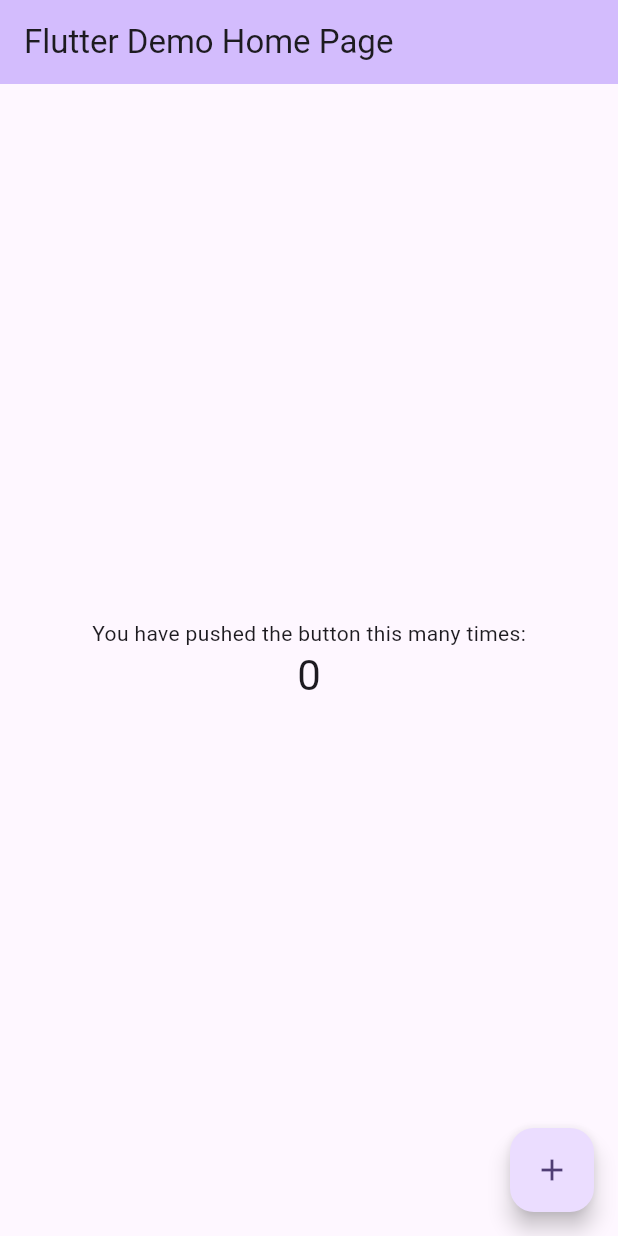
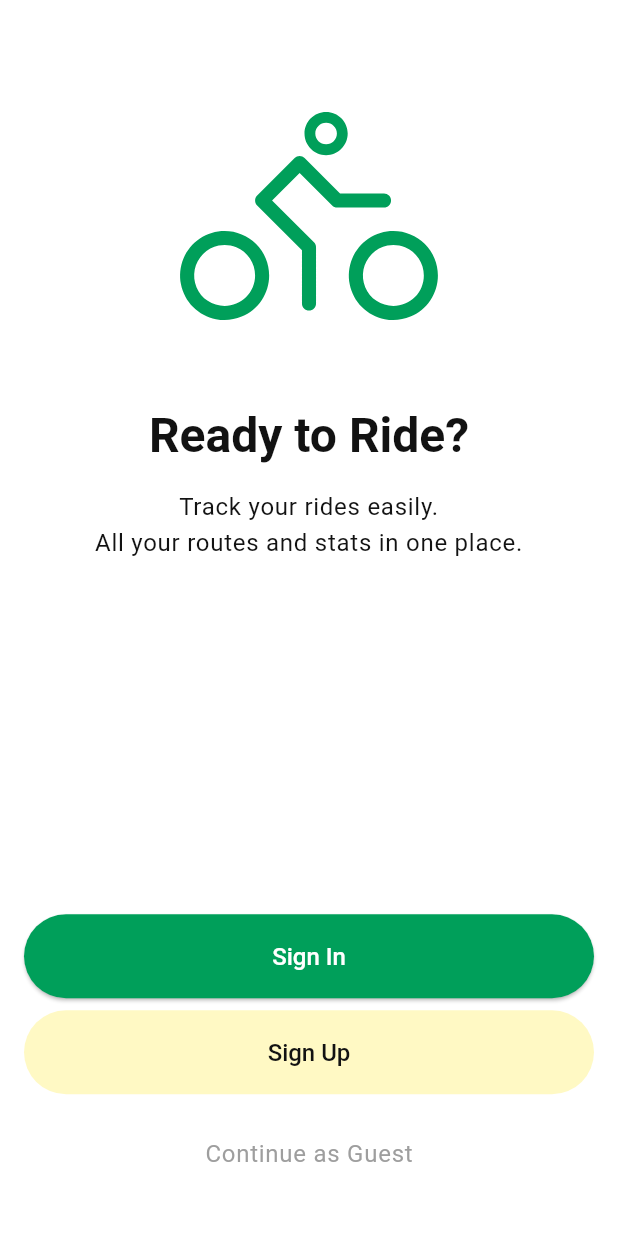
Before and after one commit to Roma220342/VeloTracker, a Flutter app: the screen it shows after launch, on a phone screen of 412 x 824 dp. Run offline on Flutter 3.47's test engine with Material 3 defaults, Android fonts, the phone set to English and light mode, and no system bars; our stand-ins replace flutter_svg.

Commit message:
implement welcom_screen

```diff
--- a/lib/main.dart
+++ b/lib/main.dart
@@ -1,122 +1,32 @@
 import 'package:flutter/material.dart';
+import 'theme/app_theme.dart';
+import 'screens/splash_screen.dart';
+import 'screens/welcome_screen.dart';
 
+// main.dart
 void main() {
-  runApp(const MyApp());
+  runApp(const VeloTrackerApp());
 }
 
-class MyApp extends StatelessWidget {
-  const MyApp({super.key});
-
-  // This widget is the root of your application.
+class VeloTrackerApp extends StatelessWidget {
+  const VeloTrackerApp({super.key});
   @override
   Widget build(BuildContext context) {
     return MaterialApp(
-      title: 'Flutter Demo',
-      theme: ThemeData(
-        // This is the theme of your application.
-        //
-        // TRY THIS: Try running your application with "flutter run". You'll see
-        // the application has a purple toolbar. Then, without quitting the app,
-        // try changing the seedColor in the colorScheme below to Colors.green
-        // and then invoke "hot reload" (save your changes or press the "hot
-        // reload" button in a Flutter-supported IDE, or press "r" if you used
-        // the command line to start the app).
-        //
-        // Notice that the counter didn't reset back to zero; the application
-        // state is not lost during the reload. To reset the state, use hot
-        // restart instead.
-        //
-        // This works for code too, not just values: Most code changes can be
-        // tested with just a hot reload.
-        colorScheme: ColorScheme.fromSeed(seedColor: Colors.deepPurple),
-      ),
-      home: const MyHomePage(title: 'Flutter Demo Home Page'),
+      title: 'VeloTracker',
+      theme: lightTheme,
+      builder: (context, child) {
+        // Ігноруємо системне масштабування шрифтів,
+        // щоб завжди відповідати макету Figma (100% = 1.0)
+        return MediaQuery(
+          data: MediaQuery.of(context).copyWith(
+            textScaler: const TextScaler.linear(1.0),
+          ),
+          child: child!,
+        );
+      },
+      home: const WelcomeScreen (),
+
     );
   }
 }
-
-class MyHomePage extends StatefulWidget {
-  const MyHomePage({super.key, required this.title});
-
-  // This widget is the home page of your application. It is stateful, meaning
-  // that it has a State object (defined below) that contains fields that affect
-  // how it looks.
-
-  // This class is the configuration for the state. It holds the values (in this
-  // case the title) provided by the parent (in this case the App widget) and
-  // used by the build method of the State. Fields in a Widget subclass are
-  // always marked "final".
-
-  final String title;
-
-  @override
-  State<MyHomePage> createState() => _MyHomePageState();
-}
-
-class _MyHomePageState extends State<MyHomePage> {
-  int _counter = 0;
-
-  void _incrementCounter() {
-    setState(() {
-      // This call to setState tells the Flutter framework that something has
-      // changed in this State, which causes it to rerun the build method below
-      // so that the display can reflect the updated values. If we changed
-      // _counter without calling setState(), then the build method would not be
-      // called again, and so nothing would appear to happen.
-      _counter++;
-    });
-  }
-
-  @override
-  Widget build(BuildContext context) {
-    // This method is rerun every time setState is called, for instance as done
-    // by the _incrementCounter method above.
-    //
-    // The Flutter framework has been optimized to make rerunning build methods
-    // fast, so that you can just rebuild anything that needs updating rather
-    // than having to individually change instances of widgets.
-    return Scaffold(
-      appBar: AppBar(
-        // TRY THIS: Try changing the color here to a specific color (to
-        // Colors.amber, perhaps?) and trigger a hot reload to see the AppBar
-        // change color while the other colors stay the same.
-        backgroundColor: Theme.of(context).colorScheme.inversePrimary,
-        // Here we take the value from the MyHomePage object that was created by
-        // the App.build method, and use it to set our appbar title.
-        title: Text(widget.title),
-      ),
-      body: Center(
-        // Center is a layout widget. It takes a single child and positions it
-        // in the middle of the parent.
-        child: Column(
-          // Column is also a layout widget. It takes a list of children and
-          // arranges them vertically. By default, it sizes itself to fit its
-          // children horizontally, and tries to be as tall as its parent.
-          //
-          // Column has various properties to control how it sizes itself and
-          // how it positions its children. Here we use mainAxisAlignment to
-          // center the children vertically; the main axis here is the vertical
-          // axis because Columns are vertical (the cross axis would be
-          // horizontal).
-          //
-          // TRY THIS: Invoke "debug painting" (choose the "Toggle Debug Paint"
-          // action in the IDE, or press "p" in the console), to see the
-          // wireframe for each widget.
-          mainAxisAlignment: MainAxisAlignment.center,
-          children: <Widget>[
-            const Text('You have pushed the button this many times:'),
-            Text(
-              '$_counter',
-              style: Theme.of(context).textTheme.headlineMedium,
-            ),
-          ],
-        ),
-      ),
-      floatingActionButton: FloatingActionButton(
-        onPressed: _incrementCounter,
-        tooltip: 'Increment',
-        child: const Icon(Icons.add),
-      ), // This trailing comma makes auto-formatting nicer for build methods.
-    );
-  }
-}
--- a/lib/screens/splash_screen.dart
+++ b/lib/screens/splash_screen.dart
@@ -0,0 +1,34 @@
+import 'package:flutter/material.dart';
+import 'package:flutter_svg/flutter_svg.dart';
+
+class SplashScreen extends StatelessWidget {
+  const SplashScreen({super.key});
+
+  @override
+  Widget build(BuildContext context) {
+    final theme = Theme.of(context);
+
+    return Scaffold(
+      backgroundColor: theme.colorScheme.primary,
+      body: Center(
+        child: Column(
+          mainAxisAlignment: MainAxisAlignment.center,
+          children: [
+            SvgPicture.asset(
+              'assets/icons/logo_splash_screen.svg',
+              width: 200,
+              height: 200,
+            ),
+            SizedBox(height: 16),
+            Text(
+              'VeloTracker',
+              style: theme.textTheme.headlineLarge?.copyWith(
+                    color: theme.colorScheme.onPrimary,
+                  ),
+            ),
+          ],
+        ),
+      ),
+    );
+  }
+}
--- /dev/null
+++ b/lib/screens/welcome_screen.dart
@@ -0,0 +1,68 @@
+import 'package:flutter/material.dart';
+import 'package:flutter_svg/flutter_svg.dart';
+import '../theme/app_theme.dart';
+
+class WelcomeScreen extends StatelessWidget{
+  const WelcomeScreen({super.key});
+
+  @override
+  Widget build(BuildContext context) {
+    final screenHeight = MediaQuery.of(context).size.height;
+    final theme = Theme.of(context);
+
+    return Scaffold (
+      backgroundColor: theme.colorScheme.surface,
+      body: SafeArea(
+        child: Padding(
+          padding: const EdgeInsets.symmetric(horizontal: 16.0),
+          child: Column(
+            crossAxisAlignment: CrossAxisAlignment.center,
+            children: [
+              SizedBox(height: screenHeight * 0.056),
+              SvgPicture.asset(
+                'assets/icons/logo_welcome_screen.svg',
+                height: 200,
+                width: 200,
+              ),
+              SizedBox(height: 24),
+              Text(
+                'Ready to Ride?',
+                 style: theme.textTheme.headlineLarge,
+                ),
+              SizedBox(height: 16),
+              Text(
+                'Track your rides easily.\nAll your routes and stats in one place.',
+                 style: theme.textTheme.bodyLarge,
+                textAlign: TextAlign.center,
+                ),
+              Spacer(),
+
+              Column(
+                children: [
+                  SizedBox(
+                    width: double.infinity,
+                    child: ElevatedButton(onPressed: () {}, child: const Text('Sign In')),
+                  ),
+                  SizedBox(height: 8),
+                  SizedBox(
+                    width: double.infinity,
+                    child: OutlinedButton(onPressed: () {}, child: const Text('Sign Up')),
+                  ),
+                  SizedBox(height: 16),
+                  TextButton(
+                    style: TextButton.styleFrom(
+                      textStyle: theme.textTheme.bodyLarge,
+                      foregroundColor: textTertiaryColor,
+                    ),
+                    onPressed: () {}, child: const Text('Continue as Guest')
+                  ),
+                  SizedBox(height: screenHeight * 0.037),
+                ],
+              )
+             ],
+        ),
+       )
+      )
+    );
+  }
+}
--- a/lib/theme/app_theme.dart
+++ b/lib/theme/app_theme.dart
@@ -178,4 +178,3 @@ final ThemeData lightTheme = baseTheme.copyWith(
   ),
 
 );
-lib/theme/app_theme.dart
```
Also changed, not shown: assets/icons/logo_splash_screen.svg (renamed from assets/icons/Logo.svg), assets/icons/logo_welcome_screen.svg (added), 1 other file.
